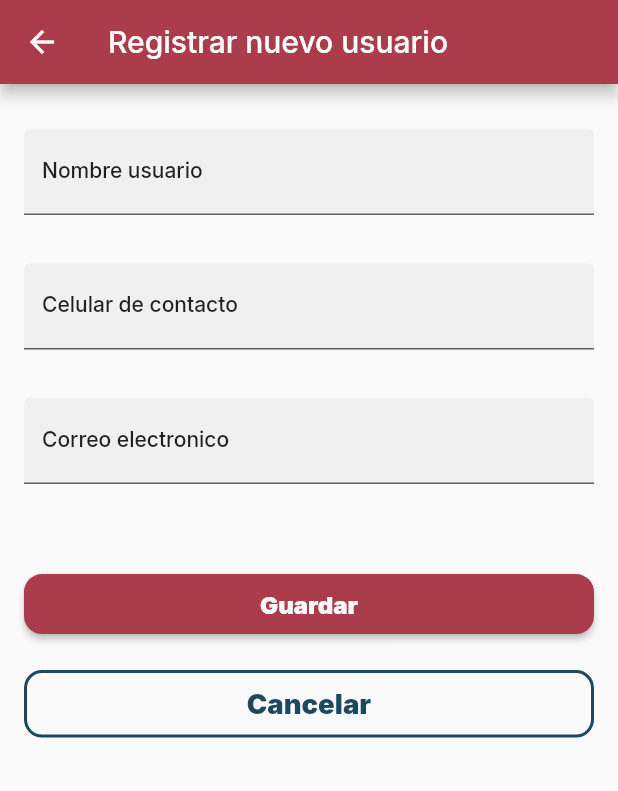
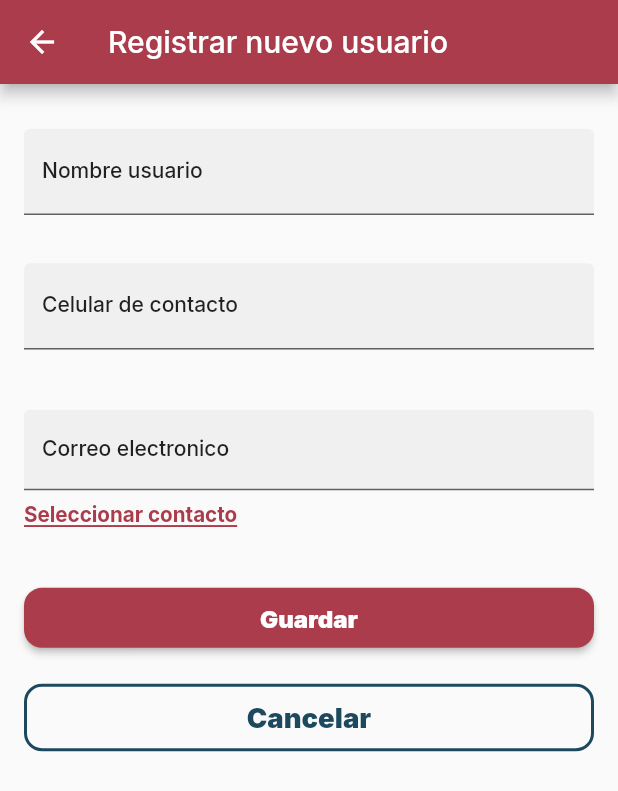
Before and after one commit to andresflopaez1255/manager_accounts, a Flutter app: the UserForm screen opened by its route, on a phone screen of 412 x 824 dp. Shown: the top 791 px of the screen. Run offline on Flutter 3.47's test engine with Material 3 defaults, Android fonts, the light colour scheme and no system bars; drawn by our look-alikes of reactive_forms; our stand-ins replace dio, firebase_core, firebase_messaging, flutter_bloc, flutter_contacts, flutter_screenutil and 3 more; missing offline and left inert: reactive_date_time_picker; accounts and stored records are empty; network calls fail.

Commit message:
feat: Implement contact selection and user contact management features - Added READ_CONTACTS permission to AndroidManifest files - Introduced Usercontact model for managing user contact data - Enhanced UsersBloc to handle contact user events - Updated user form to allow contact selection and display - Created InfoAccountContent widget for better account information presentation - Integrated permission handling for contact access - Set up CI/CD workflow for automated builds and Firebase distribution

```diff
--- a/lib/data/bloc/users/users_bloc.dart
+++ b/lib/data/bloc/users/users_bloc.dart
@@ -2,6 +2,7 @@ import 'dart:async';
 
 import 'package:flutter/material.dart';
 import 'package:flutter_bloc/flutter_bloc.dart';
+import 'package:manager_accounts/data/models/users/userContact.dart';
 import 'package:manager_accounts/domain/repository/users_repository.dart';
 import 'package:reactive_forms/reactive_forms.dart';
 
@@ -17,6 +18,7 @@ class UsersBloc extends Bloc<UsersEvent, UsersState> {
     on<UsersListEvent>(getUsers);
     on<NewUserEvent>(_newUseer);
     on<DeleteUsersEvent>(_deleteUsers);
+    on<SetContactUser>(_setContactUsr);
   }
 
   getUsers(UsersListEvent event, Emitter<UsersState> emit) async {
@@ -46,4 +48,9 @@ class UsersBloc extends Bloc<UsersEvent, UsersState> {
       debugPrint(e.toString());
     }
   }
+
+FutureOr<void> _setContactUsr(
+      SetContactUser event, Emitter<UsersState> emit)  {
+    emit(UserContactState(event.contact));
+  }
 }
--- a/lib/data/bloc/users/users_event.dart
+++ b/lib/data/bloc/users/users_event.dart
@@ -15,3 +15,9 @@ class DeleteUsersEvent extends UsersEvent {
   final String id;
   DeleteUsersEvent(this.id);
 }
+
+
+class SetContactUser extends UsersEvent {
+  final Usercontact contact;
+  SetContactUser(this.contact);
+}
--- a/lib/data/bloc/users/users_state.dart
+++ b/lib/data/bloc/users/users_state.dart
@@ -15,3 +15,7 @@ class UsersLoadingState extends UsersState {}
 class SucessCreateUser extends UsersState {}
 
 class ErrorCreateUser extends UsersState {}
+class UserContactState extends UsersState {
+  final Usercontact contact;
+  UserContactState(this.contact);
+}
--- /dev/null
+++ b/lib/data/models/users/userContact.dart
@@ -0,0 +1,8 @@
+
+
+class Usercontact {
+  String? name;
+  String? phone;
+
+  Usercontact({this.name, this.phone});
+}
--- a/lib/data/repositories_impl/accounts_repository_impl.dart
+++ b/lib/data/repositories_impl/accounts_repository_impl.dart
@@ -52,8 +52,9 @@ class AccountsRepositoryImpl implements AccountsRepository {
       "pass_account": form.control('password').value,
       "name_profile": form.control('account_profile').value,
       "code_profile": double.parse(form.control('pin_account').value),
-      "id_category": 1,
-      "expiration_date": "04/11/2022"
+      "id_category": "0ef1bd40-7a43-4e60-ac8e-77db44db9642",
+      "expiration_date": DateFormat('MM/dd/yyyy')
+          .format(form.control('expiration_date').value)
     };
     bool success = false;
     final response = await httpClient.postApiCall('/update_account', data);
--- a/lib/main.dart
+++ b/lib/main.dart
@@ -87,7 +87,7 @@ class MyApp extends StatelessWidget {
                           Locale('en', 'US'), // Inglés
                         ],
                         debugShowCheckedModeBanner: false,
-                        title: 'Flutter Demo',
+                        title: 'Eliane App',
                         theme: state.theme,
                         home: const HomeScreen(),
                         initialRoute: '/splash',
@@ -100,7 +100,7 @@ class MyApp extends StatelessWidget {
                 splitScreenMode: true,
                 builder: (context, child) => MaterialApp(
                       debugShowCheckedModeBanner: false,
-                      title: 'Flutter Demo',
+                      title: 'Eliane App',
                       theme: AppTheme.appTheme,
                       home: const HomeScreen(),
                       initialRoute: '/splash',
--- a/lib/presentation/screens/user_form/user_form.dart
+++ b/lib/presentation/screens/user_form/user_form.dart
@@ -1,10 +1,13 @@
 import 'package:flutter/material.dart';
 import 'package:flutter_bloc/flutter_bloc.dart';
+import 'package:flutter_contacts/flutter_contacts.dart';
 import 'package:flutter_screenutil/flutter_screenutil.dart';
 import 'package:manager_accounts/data/bloc/users/users_bloc.dart';
+import 'package:manager_accounts/data/models/users/userContact.dart';
 import 'package:manager_accounts/data/models/users/userData.dart';
 import 'package:manager_accounts/presentation/widgets/users/form_edit/form_fields.dart';
 import 'package:manager_accounts/utils/config/constants.dart';
+import 'package:permission_handler/permission_handler.dart';
 import 'package:reactive_forms/reactive_forms.dart';
 
 import '../../../utils/config/AppTheme.dart';
@@ -47,11 +50,41 @@ class FormInputsUser extends StatelessWidget {
   }) : super(key: key);
 
   final Map<String, UsersResponse>? arguments;
+  final bloc = UsersBloc;
 
   @override
   Widget build(BuildContext context) {
     final item = arguments?['item'];
 
+    Future<void> seleccionarContacto() async {
+      // Paso 1: Solicitar permiso manualmente
+      var status = await Permission.contacts.status;
+      if (!status.isGranted) {
+        status = await Permission.contacts.request();
+        if (!status.isGranted) {
+          debugPrint('Permiso denegado');
+          return;
+        }
+      }
+
+      // Paso 2: Abrir selector nativo
+      final contacto = await FlutterContacts.openExternalPick();
+      if (contacto == null) {
+        debugPrint('No se seleccionó contacto o se canceló');
+        return;
+      }
+
+      final detalles = await FlutterContacts.getContact(contacto.id);
+      debugPrint('Contacto seleccionado: $detalles');
+
+      // ignore: use_build_context_synchronously
+      context.read<UsersBloc>().add(SetContactUser(Usercontact(
+            name: detalles?.displayName,
+            phone: detalles?.phones.isNotEmpty == true
+                ? detalles!.phones.first.number
+                : null,
+          )));
+    }
 
     return ReactiveFormBuilder(
         form: formUser,
@@ -64,6 +97,17 @@ class FormInputsUser extends StatelessWidget {
               SizedBox(
                 height: 25.h,
               ),
+              BlocConsumer<UsersBloc, UsersState>(
+                listener: (context, state) {
+                  if (state is UserContactState) {
+                    form.control('name_user').value = state.contact.name;
+                    form.control('phone_user').value = state.contact.phone;
+                  }
+                },
+                builder: (context, state) {
+                  return Column(
+                    crossAxisAlignment: CrossAxisAlignment.start,
+                    children: [
                       InputBase(
                         form: form,
                         defaultValue: item?.nameUser,
@@ -81,10 +125,29 @@ class FormInputsUser extends StatelessWidget {
                       ),
                       InputBase(
                         form: form,
+                        height: 45.h,
                         defaultValue: item?.emailUser,
-                padding: const EdgeInsets.only(bottom: 40),
                         label: 'Correo electronico',
                         formControl: 'email_user',
+                      ),
+                      Padding(
+                        padding: const EdgeInsets.only(top: 8.0, bottom: 40),
+                        child: InkWell(
+                            onTap: () {
+                              seleccionarContacto();
+                            },
+                            child: Text(
+                              "Seleccionar contacto",
+                              textAlign: TextAlign.left,
+                              style: AppTheme.textStyle["bodyText2"]?.copyWith(
+                                decoration: TextDecoration.underline,
+                                decorationStyle: TextDecorationStyle.solid,
+                              ),
+                            )),
+                      ),
+                    ],
+                  );
+                },
               ),
               Button(
                   title: 'Guardar',
--- a/lib/presentation/widgets/commons/inputs/InputBase.dart
+++ b/lib/presentation/widgets/commons/inputs/InputBase.dart
@@ -7,6 +7,7 @@ class InputBase extends StatefulWidget {
   final String label;
   final Function(String)? onChanged;
   final EdgeInsetsGeometry? padding;
+  final double? height;
   final String? defaultValue;
   final FormGroup? form;
   final TextInputType? keyboardType;
@@ -18,7 +19,7 @@ class InputBase extends StatefulWidget {
     this.keyboardType,
     this.defaultValue,
     required this.formControl,
-    this.form,
+    this.form,  this.height,
   }) : super(key: key);
 
   @override
@@ -42,7 +43,7 @@ class _InputBaseState extends State<InputBase> {
     return Padding(
       padding: widget.padding ?? const EdgeInsets.only(top: 8.0),
       child: SizedBox(
-        height: 65.h,
+        height: widget.height ?? 65.h,
         child: ReactiveTextField(
           formControlName: widget.formControl,
           keyboardType: widget.keyboardType,
--- a/pubspec.yaml
+++ b/pubspec.yaml
@@ -34,7 +34,8 @@ dependencies:
   provider: ^6.1.2
   datetime_picker_formfield: ^2.0.1
   skeleton_loader: ^2.0.0+4
-
+  flutter_contacts: ^1.1.9+2
+  permission_handler: ^11.3.0
   flutter_bloc: ^8.1.6
   reactive_forms: ^17.0.1
   flutter_screenutil: ^5.9.3
```
Also changed, not shown: lib/presentation/widgets/accounts/CardAccount.dart (+38 -1 lines), lib/presentation/widgets/accounts/InfoAccoountContent.dart (added, +35 -0 lines), lib/presentation/widgets/modals/commons/common_modal_controller.dart (+46 -0 lines), pubspec.lock, 5 other files. Lines whose indentation alone changed are shown as unchanged.
